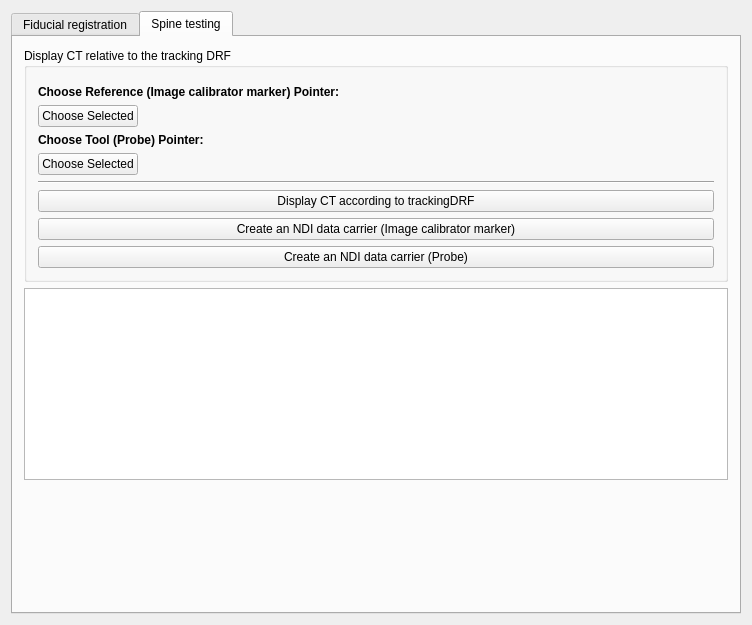
Before: the Qt Designer form Plugins/org.mitk.gui.qt.igttracking/src/internal/QmitkIGTFiducialRegistrationControls.ui in zhaomengxiao/LancetMITK, drawn with Qt 5.
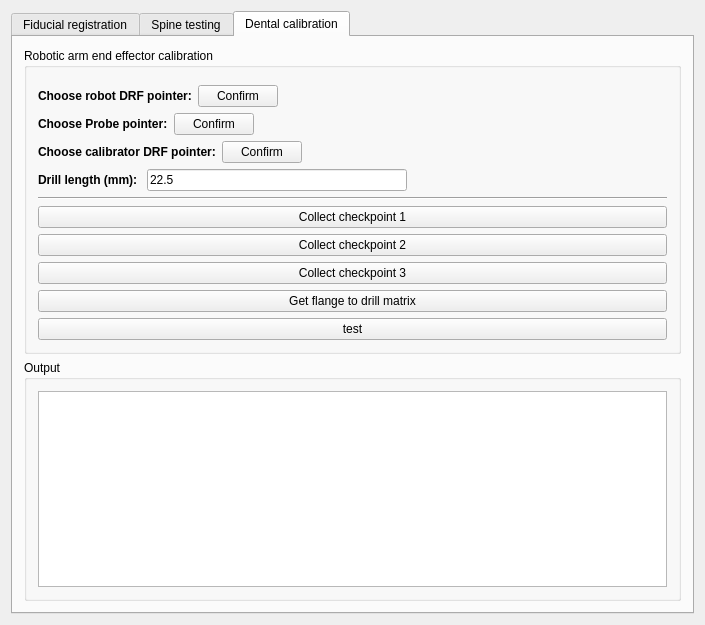
After: the same form once the commit is applied. Custom widgets are drawn as their Qt base class.

Commit message: End effector calibration

What changed in the file:
```diff
--- a/Plugins/org.mitk.gui.qt.igttracking/src/internal/QmitkIGTFiducialRegistrationControls.ui
+++ b/Plugins/org.mitk.gui.qt.igttracking/src/internal/QmitkIGTFiducialRegistrationControls.ui
@@ -6,7 +6,7 @@
    <rect>
     <x>0</x>
     <y>0</y>
-    <width>752</width>
+    <width>705</width>
     <height>625</height>
    </rect>
   </property>
@@ -23,7 +23,7 @@
    <item row="0" column="0">
     <widget class="QTabWidget" name="tabWidget">
      <property name="currentIndex">
-      <number>1</number>
+      <number>2</number>
      </property>
      <widget class="QWidget" name="tab">
       <attribute name="title">
@@ -288,6 +288,242 @@
        </item>
       </layout>
      </widget>
+     <widget class="QWidget" name="tab_3">
+      <attribute name="title">
+       <string>Dental calibration</string>
+      </attribute>
+      <layout class="QGridLayout" name="gridLayout_9">
+       <item row="0" column="0">
+        <widget class="QGroupBox" name="groupBox_4">
+         <property name="title">
+          <string>Robotic arm end effector calibration</string>
+         </property>
+         <layout class="QGridLayout" name="gridLayout_7">
+          <item row="4" column="0">
+           <layout class="QHBoxLayout" name="horizontalLayout_12">
+            <item>
+             <widget class="QLabel" name="label_3">
+              <property name="font">
+               <font>
+                <weight>75</weight>
+                <bold>true</bold>
+               </font>
+              </property>
+              <property name="text">
+               <string>Drill length (mm): </string>
+              </property>
+             </widget>
+            </item>
+            <item>
+             <widget class="QLineEdit" name="lineEdit_drillLength_dental">
+              <property name="text">
+               <string>22.5</string>
+              </property>
+             </widget>
+            </item>
+            <item>
+             <spacer name="horizontalSpacer_3">
+              <property name="orientation">
+               <enum>Qt::Horizontal</enum>
+              </property>
+              <property name="sizeHint" stdset="0">
+               <size>
+                <width>40</width>
+                <height>20</height>
+               </size>
+              </property>
+             </spacer>
+            </item>
+           </layout>
+          </item>
+          <item row="6" column="0">
+           <widget class="QPushButton" name="pushButton_checkPoint_1_dental">
+            <property name="text">
+             <string>Collect checkpoint 1</string>
+            </property>
+           </widget>
+          </item>
+          <item row="8" column="0">
+           <widget class="QPushButton" name="pushButton_checkPoint_3_dental">
+            <property name="text">
+             <string>Collect checkpoint 3</string>
+            </property>
+           </widget>
+          </item>
+          <item row="9" column="0">
+           <widget class="QPushButton" name="pushButton_getFlangeToDrill_dental">
+            <property name="text">
+             <string>Get flange to drill matrix</string>
+            </property>
+           </widget>
+          </item>
+          <item row="7" column="0">
+           <widget class="QPushButton" name="pushButton_checkPoint_2_dental">
+            <property name="text">
+             <string>Collect checkpoint 2</string>
+            </property>
+           </widget>
+          </item>
+          <item row="1" column="0">
+           <layout class="QHBoxLayout" name="horizontalLayout_3">
+            <item>
+             <widget class="QLabel" name="label_6">
+              <property name="text">
+               <string>&lt;html&gt;&lt;head/&gt;&lt;body&gt;&lt;p&gt;&lt;span style=&quot; font-weight:600;&quot;&gt;Choose robot DRF pointer:&lt;/span&gt;&lt;/p&gt;&lt;/body&gt;&lt;/html&gt;</string>
+              </property>
+             </widget>
+            </item>
+            <item>
+             <layout class="QHBoxLayout" name="horizontalLayout_7">
+              <item>
+               <widget class="QPushButton" name="pushButton_confirmRobotDrf_dental">
+                <property name="text">
+                 <string>Confirm</string>
+                </property>
+               </widget>
+              </item>
+              <item>
+               <spacer name="horizontalSpacer_7">
+                <property name="orientation">
+                 <enum>Qt::Horizontal</enum>
+                </property>
+                <property name="sizeHint" stdset="0">
+                 <size>
+                  <width>40</width>
+                  <height>20</height>
+                 </size>
+                </property>
+               </spacer>
+              </item>
+              <item>
+               <widget class="QLabel" name="label_robotDrf_dental">
+                <property name="text">
+                 <string>&lt;none&gt;</string>
+                </property>
+               </widget>
+              </item>
+             </layout>
+            </item>
+           </layout>
+          </item>
+          <item row="5" column="0">
+           <widget class="Line" name="line_4">
+            <property name="orientation">
+             <enum>Qt::Horizontal</enum>
+            </property>
+           </widget>
+          </item>
+          <item row="3" column="0">
+           <layout class="QHBoxLayout" name="horizontalLayout_11">
+            <item>
+             <widget class="QLabel" name="label_8">
+              <property name="text">
+               <string>&lt;html&gt;&lt;head/&gt;&lt;body&gt;&lt;p&gt;&lt;span style=&quot; font-weight:600;&quot;&gt;Choose calibrator DRF pointer:&lt;/span&gt;&lt;/p&gt;&lt;/body&gt;&lt;/html&gt;</string>
+              </property>
+             </widget>
+            </item>
+            <item>
+             <layout class="QHBoxLayout" name="horizontalLayout_9">
+              <item>
+               <widget class="QPushButton" name="pushButton_confirmCalibratorDrf_dental">
+                <property name="text">
+                 <string>Confirm</string>
+                </property>
+               </widget>
+              </item>
+              <item>
+               <spacer name="horizontalSpacer_9">
+                <property name="orientation">
+                 <enum>Qt::Horizontal</enum>
+                </property>
+                <property name="sizeHint" stdset="0">
+                 <size>
+                  <width>40</width>
+                  <height>20</height>
+                 </size>
+                </property>
+               </spacer>
+              </item>
+              <item>
+               <widget class="QLabel" name="label_calibratorDrf_dental">
+                <property name="text">
+                 <string>&lt;none&gt;</string>
+                </property>
+               </widget>
+              </item>
+             </layout>
+            </item>
+           </layout>
+          </item>
+          <item row="0" column="0">
+           <widget class="QmitkNavigationDataSourceSelectionWidget" name="navipointerSelectionWidget_dental" native="true"/>
+          </item>
+          <item row="2" column="0">
+           <layout class="QHBoxLayout" name="horizontalLayout_10">
+            <item>
+             <widget class="QLabel" name="label_7">
+              <property name="text">
+               <string>&lt;html&gt;&lt;head/&gt;&lt;body&gt;&lt;p&gt;&lt;span style=&quot; font-weight:600;&quot;&gt;Choose Probe pointer:&lt;/span&gt;&lt;/p&gt;&lt;/body&gt;&lt;/html&gt;</string>
+              </property>
+             </widget>
+            </item>
+            <item>
+             <layout class="QHBoxLayout" name="horizontalLayout_6">
+              <item>
+               <widget class="QPushButton" name="pushButton_confirmProbe_dental">
+                <property name="text">
+                 <string>Confirm</string>
+                </property>
+               </widget>
+              </item>
+              <item>
+               <spacer name="horizontalSpacer_6">
+                <property name="orientation">
+                 <enum>Qt::Horizontal</enum>
+                </property>
+                <property name="sizeHint" stdset="0">
+                 <size>
+                  <width>40</width>
+                  <height>20</height>
+                 </size>
+                </property>
+               </spacer>
+              </item>
+              <item>
+               <widget class="QLabel" name="label_probe_dental">
+                <property name="text">
+                 <string>&lt;none&gt;</string>
+                </property>
+               </widget>
+              </item>
+             </layout>
+            </item>
+           </layout>
+          </item>
+          <item row="10" column="0">
+           <widget class="QPushButton" name="pushButton_testt">
+            <property name="text">
+             <string>test</string>
+            </property>
+           </widget>
+          </item>
+         </layout>
+        </widget>
+       </item>
+       <item row="1" column="0">
+        <widget class="QGroupBox" name="groupBox_5">
+         <property name="title">
+          <string>Output</string>
+         </property>
+         <layout class="QGridLayout" name="gridLayout_8">
+          <item row="0" column="0">
+           <widget class="QTextBrowser" name="textBrowser_dental"/>
+          </item>
+         </layout>
+        </widget>
+       </item>
+      </layout>
+     </widget>
     </widget>
    </item>
   </layout>
```
The commit also changes 4 other files.
